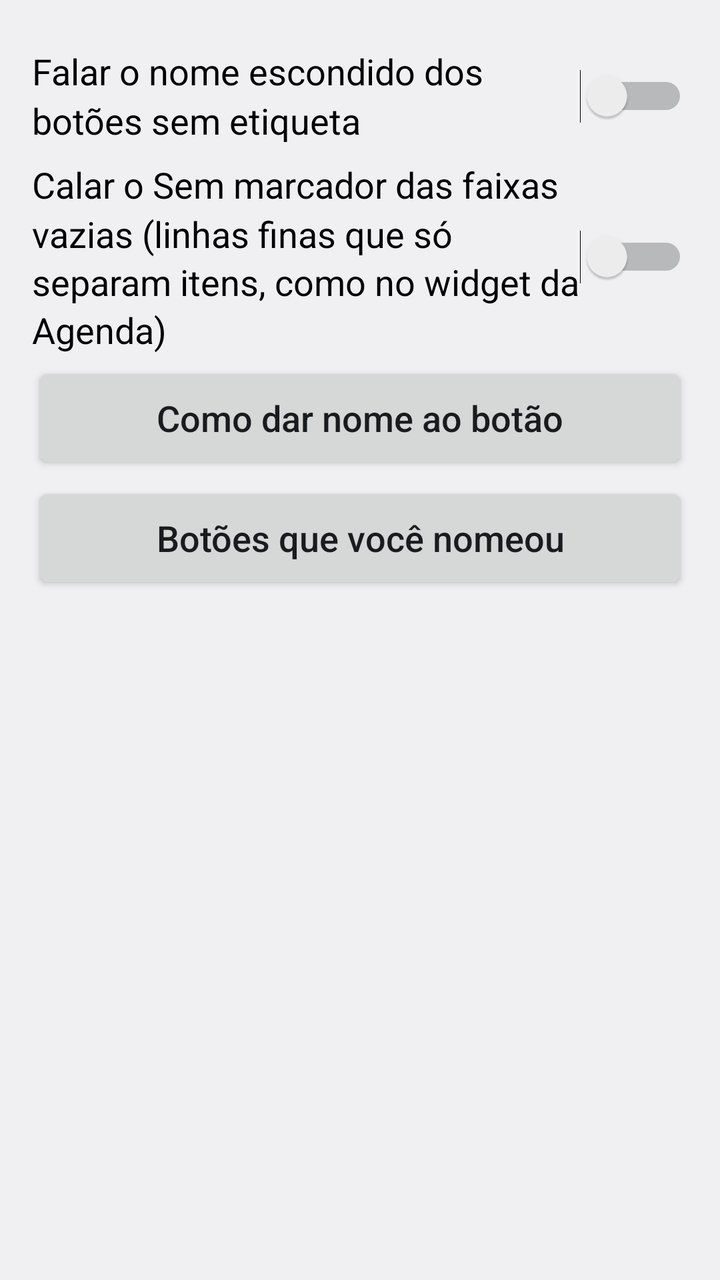
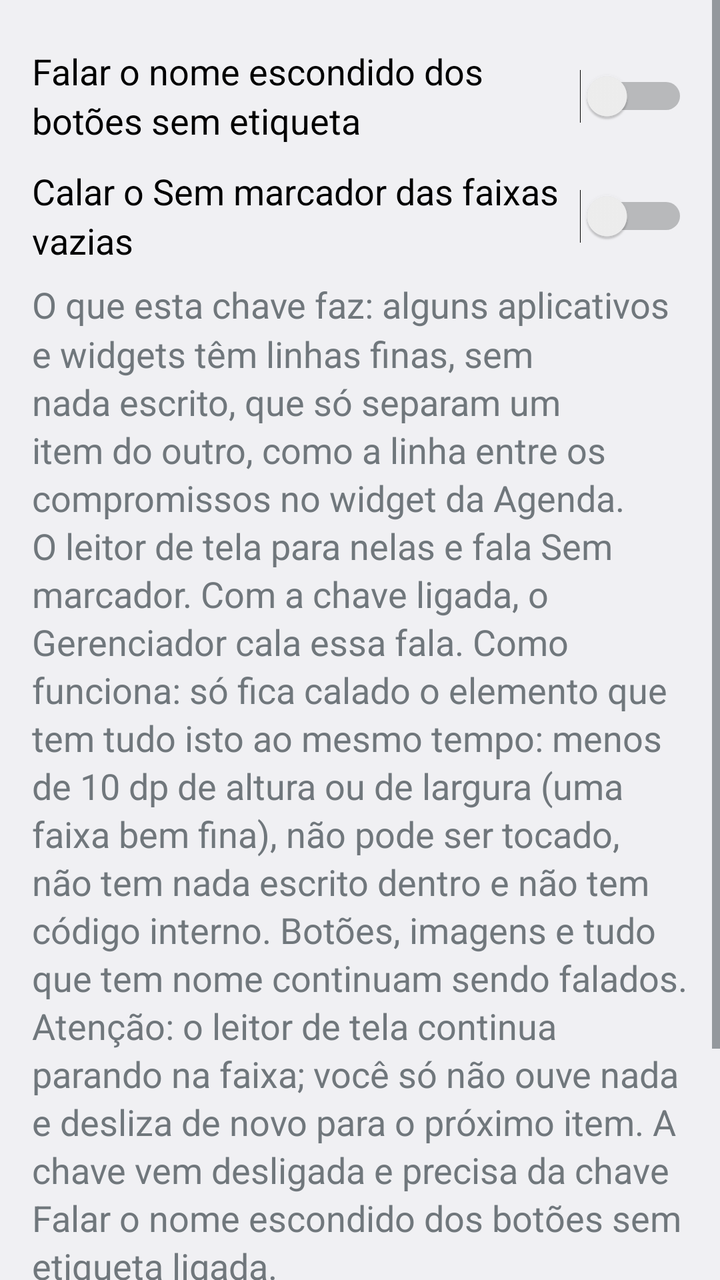

An Android layout rendered at two revisions. The XML below is the earlier revision; the diff shows what the commit changed to produce the second picture.
<!-- AndroidManifest.xml: application theme AppTheme -->
<!-- res/layout/activity_unlabeled.xml -->
<?xml version="1.0" encoding="utf-8"?>
<ScrollView xmlns:android="http://schemas.android.com/apk/res/android"
    android:layout_width="match_parent"
    android:layout_height="match_parent"
    android:fillViewport="true">

    <LinearLayout
        android:layout_width="match_parent"
        android:layout_height="wrap_content"
        android:orientation="vertical"
        android:padding="16dp">

        <Switch
            android:id="@+id/switch_unlabeled"
            style="@style/Row"
            android:text="@string/unlabeled_switch" />

        <Switch
            android:id="@+id/switch_silence_thin"
            style="@style/Row"
            android:text="@string/silence_thin_switch" />

        <Button
            android:id="@+id/btn_name_button"
            style="@style/Row"
            android:text="@string/name_button_how" />

        <Button
            android:id="@+id/btn_named_list"
            style="@style/Row"
            android:text="@string/name_button_list" />
    </LinearLayout>
</ScrollView>
<!-- resources referenced by this layout -->
<resources>
  <string name="name_button_how">Como dar nome ao botão</string>
  <string name="name_button_list">Botões que você nomeou</string>
  <string name="silence_thin_switch">Calar o Sem marcador das faixas vazias (linhas finas que só separam itens, como no widget da Agenda)</string>
  <string name="unlabeled_switch">Falar o nome escondido dos botões sem etiqueta</string>
  <style name="Row">
          <item name="android:layout_width">match_parent</item>
          <item name="android:layout_height">wrap_content</item>
          <item name="android:minHeight">56dp</item>
          <item name="android:layout_marginTop">4dp</item>
          
          <item name="android:textSize">18sp</item>
          <item name="android:textAllCaps">false</item>
          <item name="android:lineSpacingMultiplier">1.15</item>
          <item name="android:textColorHint">?android:attr/textColorSecondary</item>
      </style>
  <style name="AppTheme" parent="android:Theme.Material.Light.DarkActionBar" />
</resources>

<!-- the commit's change to res/layout/activity_unlabeled.xml (unified diff, before → after) -->
@@ -20,6 +20,10 @@
             style="@style/Row"
             android:text="@string/silence_thin_switch" />
 
+        <TextView
+            style="@style/Row"
+            android:text="@string/silence_thin_help" />
+
         <Button
             android:id="@+id/btn_name_button"
             style="@style/Row"
<!-- resource entries referenced after the edit -->
@@ -2,7 +2,12 @@
 <resources>
   <string name="name_button_how">Como dar nome ao botão</string>
   <string name="name_button_list">Botões que você nomeou</string>
-  <string name="silence_thin_switch">Calar o Sem marcador das faixas vazias (linhas finas que só separam itens, como no widget da Agenda)</string>
+  <string name="silence_thin_help">O que esta chave faz: alguns aplicativos e widgets têm linhas finas, sem nada escrito, que só separam um item do outro, como a linha entre os compromissos no widget da Agenda. O leitor de tela para nelas e fala Sem marcador. Com a chave ligada, o Gerenciador cala essa fala.
+  
+  Como funciona: só fica calado o elemento que tem tudo isto ao mesmo tempo: menos de 10 dp de altura ou de largura (uma faixa bem fina), não pode ser tocado, não tem nada escrito dentro e não tem código interno. Botões, imagens e tudo que tem nome continuam sendo falados.
+  
+  Atenção: o leitor de tela continua parando na faixa; você só não ouve nada e desliza de novo para o próximo item. A chave vem desligada e precisa da chave Falar o nome escondido dos botões sem etiqueta ligada.</string>
+  <string name="silence_thin_switch">Calar o Sem marcador das faixas vazias</string>
   <string name="unlabeled_switch">Falar o nome escondido dos botões sem etiqueta</string>
   <style name="Row">
           <item name="android:layout_width">match_parent</item>
